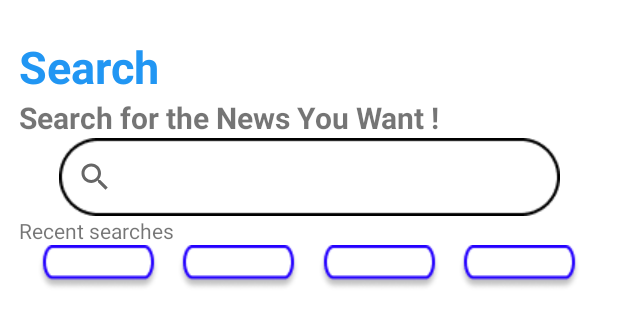
After one commit to TaeHoonHer/23_Ministry-of-Oceans-and-Fisheries-Project, an Android app: the layout search_fragment.xml on its own in the app's theme, with its tools: preview values and no code run, on a phone screen of 412 x 824 dp. The commit adds this screen. Shown: the top 326 px of the screen. Run offline under Robolectric (Android 15) with nearby library versions, the phone set to English and light mode, and no system bars.

Commit message:
검색창 xml 구현

```diff
--- a/OceansFisheriesProject/app/build.gradle
+++ b/OceansFisheriesProject/app/build.gradle
@@ -55,5 +55,6 @@ dependencies {
     androidTestImplementation 'androidx.test.espresso:espresso-core:3.5.1'
     implementation 'com.github.bumptech.glide:glide:4.11.0'
     annotationProcessor 'com.github.bumptech.glide:compiler:4.11.0'
+    implementation 'com.airbnb.android:lottie:3.5.0'
 
 }
--- a/OceansFisheriesProject/app/src/main/res/layout/article_fragment.xml
+++ b/OceansFisheriesProject/app/src/main/res/layout/article_fragment.xml
@@ -15,7 +15,6 @@
         android:background="@drawable/backvector"
         app:layout_constraintStart_toStartOf="parent"
         app:layout_constraintTop_toTopOf="parent"
-
         ></androidx.appcompat.widget.AppCompatButton>
 
     <LinearLayout
--- /dev/null
+++ b/OceansFisheriesProject/app/src/main/res/layout/search_fragment.xml
@@ -0,0 +1,115 @@
+<?xml version="1.0" encoding="utf-8"?>
+<androidx.constraintlayout.widget.ConstraintLayout xmlns:android="http://schemas.android.com/apk/res/android"
+    android:layout_width="match_parent"
+    android:layout_height="match_parent"
+    xmlns:app="http://schemas.android.com/apk/res-auto">
+
+    <androidx.constraintlayout.widget.Guideline
+        android:id="@+id/startGuide"
+        android:layout_width="wrap_content"
+        android:layout_height="wrap_content"
+        android:orientation="vertical"
+        app:layout_constraintGuide_percent="0.03"
+        ></androidx.constraintlayout.widget.Guideline>
+
+    <androidx.constraintlayout.widget.Guideline
+        android:id="@+id/endGuide"
+        android:layout_width="wrap_content"
+        android:layout_height="wrap_content"
+        android:orientation="vertical"
+        app:layout_constraintGuide_percent="0.97"
+        ></androidx.constraintlayout.widget.Guideline>
+
+
+
+
+    <TextView
+        android:id="@+id/searchtxt"
+        android:layout_width="wrap_content"
+        android:layout_height="wrap_content"
+        android:layout_marginTop="24dp"
+        android:text="Search"
+        android:textStyle="bold"
+        android:textColor="@color/blue"
+        android:textSize="30dp"
+        app:layout_constraintTop_toTopOf="parent"
+        app:layout_constraintStart_toStartOf="@+id/startGuide"
+        ></TextView>
+    <TextView
+        android:id="@+id/searchtxt_2"
+        android:layout_width="wrap_content"
+        android:layout_height="wrap_content"
+        app:layout_constraintTop_toBottomOf="@+id/searchtxt"
+        app:layout_constraintStart_toStartOf="@id/startGuide"
+        android:text="Search for the News You Want !"
+        android:textStyle="bold"
+        android:textSize="20sp"
+        ></TextView>
+    <androidx.appcompat.widget.SearchView
+        android:id="@+id/searchbar"
+        android:layout_width="wrap_content"
+        android:layout_height="wrap_content"
+        android:background="@drawable/searchbar"
+        app:defaultQueryHint="search"
+
+        app:layout_constraintTop_toBottomOf="@+id/searchtxt_2"
+        app:layout_constraintStart_toStartOf="@id/startGuide"
+        app:layout_constraintEnd_toStartOf="@id/endGuide"
+        ></androidx.appcompat.widget.SearchView>
+    <TextView
+        android:id="@+id/Recenttxt"
+        android:layout_width="wrap_content"
+        android:layout_height="wrap_content"
+        android:text="Recent searches"
+        app:layout_constraintTop_toBottomOf="@+id/searchbar"
+        app:layout_constraintStart_toStartOf="@+id/startGuide"
+        ></TextView>
+    <TextView
+        android:id="@+id/searchbox_1"
+        android:layout_width="wrap_content"
+        android:layout_height="wrap_content"
+        android:background="@drawable/searchbox"
+        app:layout_constraintStart_toStartOf="@id/startGuide"
+        app:layout_constraintTop_toBottomOf="@id/Recenttxt"
+        app:layout_constraintEnd_toStartOf="@+id/searchbox_2"
+        ></TextView>
+    <TextView
+        android:id="@+id/searchbox_2"
+        android:layout_width="wrap_content"
+        android:layout_height="wrap_content"
+        android:background="@drawable/searchbox"
+        app:layout_constraintStart_toEndOf="@id/searchbox_1"
+        app:layout_constraintTop_toBottomOf="@id/Recenttxt"
+        app:layout_constraintEnd_toStartOf="@+id/searchbox_3"
+        ></TextView>
+    <TextView
+        android:id="@+id/searchbox_3"
+        android:layout_width="wrap_content"
+        android:layout_height="wrap_content"
+        android:background="@drawable/searchbox"
+        app:layout_constraintStart_toEndOf="@id/searchbox_2"
+        app:layout_constraintTop_toBottomOf="@id/Recenttxt"
+        app:layout_constraintEnd_toStartOf="@+id/searchbox_4"
+        ></TextView>
+    <TextView
+        android:id="@+id/searchbox_4"
+        android:layout_width="wrap_content"
+        android:layout_height="wrap_content"
+        android:background="@drawable/searchbox"
+        app:layout_constraintStart_toEndOf="@id/searchbox_3"
+        app:layout_constraintTop_toBottomOf="@id/Recenttxt"
+        app:layout_constraintEnd_toStartOf="@+id/endGuide"
+        ></TextView>
+
+    <androidx.recyclerview.widget.RecyclerView
+        android:layout_width="0dp"
+        android:layout_height="0dp"
+        app:layout_constraintTop_toBottomOf="@+id/searchbox_1"
+        app:layout_constraintStart_toStartOf="@id/startGuide"
+        app:layout_constraintEnd_toStartOf="@id/endGuide"
+        app:layout_constraintBottom_toBottomOf="parent"
+        ></androidx.recyclerview.widget.RecyclerView>
+
+
+
+</androidx.constraintlayout.widget.ConstraintLayout>
--- a/OceansFisheriesProject/app/src/main/res/values/themes.xml
+++ b/OceansFisheriesProject/app/src/main/res/values/themes.xml
@@ -5,6 +5,9 @@
         <!-- <item name="colorPrimary">@color/my_light_primary</item> -->
         <item name="android:windowFullscreen">true</item>
 
+        <item name="android:windowBackground">@color/white</item>
+
+
     </style>
 
 
```
Also changed, not shown: OceansFisheriesProject/app/src/main/assets/shiplaoding.json (added, +1 -0 lines), OceansFisheriesProject/app/src/main/java/com/example/oceans_fisheries_project/MainActivity.kt (+25 -5 lines), OceansFisheriesProject/app/src/main/java/com/example/oceans_fisheries_project/fragmentMain.kt (+10 -1 lines), OceansFisheriesProject/app/src/main/java/com/example/oceans_fisheries_project/mypageFragment.kt (+7 -4 lines), OceansFisheriesProject/app/src/main/res/layout/main_fragment.xml (+12 -1 lines), OceansFisheriesProject/app/src/main/res/layout/search_activity.xml (added, +57 -0 lines), OceansFisheriesProject/app/src/main/res/drawable/searchbar.png (added), OceansFisheriesProject/app/src/main/res/drawable/searchbox.png (added).
